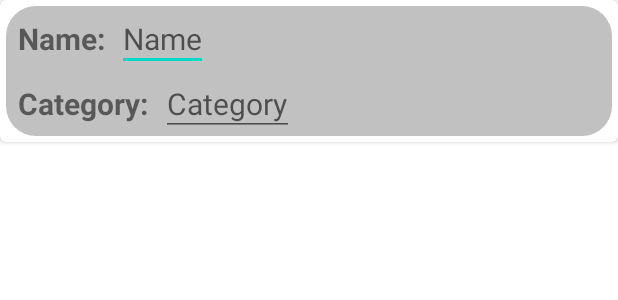
After one commit to ndbautista100/MyScratchApp, an Android app: the layout activity_add_ingredient_to_list.xml on its own in the app's theme, with its tools: preview values and no code run, on a phone screen of 412 x 824 dp. The commit adds this screen. Shown: the top 300 px of the screen. Run offline under Robolectric (Android 15) with nearby library versions, the phone set to English and light mode, and no system bars.

Commit message:
Ingredients List works. Saves to the database, and updates with adding and deletes.

```diff
--- a/login_screen/app/src/main/java/com/example/scratchappfeature/ScratchNotesActivity.java
+++ b/login_screen/app/src/main/java/com/example/scratchappfeature/ScratchNotesActivity.java
@@ -22,6 +22,7 @@ import com.google.firebase.auth.FirebaseAuth;
 import com.google.firebase.firestore.DocumentReference;
 import com.google.firebase.firestore.DocumentSnapshot;
 import com.google.firebase.firestore.FirebaseFirestore;
+import com.google.firebase.firestore.Query;
 import com.google.firebase.firestore.QueryDocumentSnapshot;
 import com.google.firebase.firestore.QuerySnapshot;
 import com.squareup.picasso.Picasso;
@@ -173,8 +174,7 @@ public class ScratchNotesActivity extends AppCompatActivity {
         }
     }
 
-    private void getSavedRecipes(ArrayList<Recipe> user_recipes) {
-        //Get the user's profile
+    private void getSavedRecipes(ArrayList<Recipe> user_recipes) {    //Get the user's profile
         db.collection("profile")
                 .whereEqualTo("userID", userID)
                 .get()
--- a/login_screen/app/src/main/java/com/example/scratchappfeature/ViewOtherRecipe.java
+++ b/login_screen/app/src/main/java/com/example/scratchappfeature/ViewOtherRecipe.java
@@ -1,6 +1,5 @@
 package com.example.scratchappfeature;
 
-import android.content.Context;
 import android.content.Intent;
 import android.os.Bundle;
 import android.util.Log;
@@ -17,20 +16,15 @@ import androidx.constraintlayout.widget.ConstraintLayout;
 import androidx.fragment.app.FragmentManager;
 
 import com.google.firebase.auth.FirebaseAuth;
-import com.google.firebase.database.DatabaseReference;
-import com.google.firebase.database.FirebaseDatabase;
 import com.google.firebase.firestore.DocumentReference;
 import com.google.firebase.firestore.DocumentSnapshot;
 import com.google.firebase.firestore.FieldValue;
 import com.google.firebase.firestore.FirebaseFirestore;
-import com.google.firebase.firestore.SetOptions;
-import com.google.firebase.firestore.Source;
 import com.squareup.picasso.Picasso;
 
 import java.util.HashMap;
 import java.util.Map;
 
-import classes.Profile;
 import classes.Recipe;
 
 public class ViewOtherRecipe extends AppCompatActivity {
--- /dev/null
+++ b/login_screen/app/src/main/res/drawable/ingredients_background.xml
@@ -0,0 +1,7 @@
+<?xml version="1.0" encoding="utf-8"?>
+<shape xmlns:android="http://schemas.android.com/apk/res/android"
+    android:shape="rectangle">
+    <solid android:color="#C1C1C1"/>
+    <corners android:radius="20dp"/>
+
+</shape>
--- /dev/null
+++ b/login_screen/app/src/main/res/layout/activity_add_ingredient_to_list.xml
@@ -0,0 +1,67 @@
+<?xml version="1.0" encoding="utf-8"?>
+<androidx.cardview.widget.CardView xmlns:android="http://schemas.android.com/apk/res/android"
+    xmlns:app="http://schemas.android.com/apk/res-auto"
+    android:id="@+id/ingredientRVItem"
+    android:layout_width="match_parent"
+    android:layout_height="wrap_content"
+    android:layout_marginBottom="4dp"
+    android:longClickable="true"
+    app:cardCornerRadius="4dp">
+
+    <androidx.constraintlayout.widget.ConstraintLayout
+        android:layout_width="match_parent"
+        android:layout_height="wrap_content"
+        android:layout_margin="4dp"
+        android:background="@drawable/ingredients_background"
+        >
+
+        <TextView
+            android:id="@+id/ingredientListNameTitle"
+            android:layout_width="wrap_content"
+            android:layout_height="wrap_content"
+            android:padding="8dp"
+            android:text="Name:"
+            android:textSize="20sp"
+            android:textStyle="bold"
+            app:layout_constraintStart_toStartOf="parent"
+            app:layout_constraintTop_toTopOf="parent"
+            />
+
+
+        <TextView
+            android:id="@+id/ingredientsListCategoryTitle"
+            android:layout_width="wrap_content"
+            android:layout_height="wrap_content"
+            android:padding="8dp"
+            android:text="Category:"
+            android:textSize="20sp"
+            android:textStyle="bold"
+            app:layout_constraintStart_toStartOf="parent"
+            app:layout_constraintTop_toBottomOf="@id/ingredientListNameTitle" />
+
+        <EditText
+            android:id="@+id/ingredientListNameET"
+            android:layout_width="wrap_content"
+            android:layout_height="wrap_content"
+            android:paddingVertical="8dp"
+            android:hint="Name"
+            android:textSize="20sp"
+            app:layout_constraintStart_toEndOf="@id/ingredientListNameTitle"
+            app:layout_constraintTop_toTopOf="parent"
+            />
+
+        <EditText
+            android:id="@+id/ingredientsListCategoryET"
+            android:layout_width="wrap_content"
+            android:layout_height="wrap_content"
+            android:paddingVertical="8dp"
+            android:hint="Category"
+            android:textSize="20sp"
+            app:layout_constraintStart_toEndOf="@id/ingredientsListCategoryTitle"
+            app:layout_constraintTop_toBottomOf="@id/ingredientListNameET" />
+
+
+
+    </androidx.constraintlayout.widget.ConstraintLayout>
+
+</androidx.cardview.widget.CardView>
```
Also changed, not shown: login_screen/app/src/main/AndroidManifest.xml (+7 -0 lines), login_screen/app/src/main/java/classes/AddIngredientListDialog.java (added, +62 -0 lines), login_screen/app/src/main/java/classes/Profile.java (+13 -4 lines), login_screen/app/src/main/java/com/example/scratchappfeature/IngredientListActivity.java (added, +133 -0 lines), login_screen/app/src/main/java/com/example/scratchappfeature/IngredientsRVAdapter.java (added, +123 -0 lines), login_screen/app/src/main/java/com/example/scratchappfeature/MainActivity.java (+8 -0 lines), login_screen/app/src/main/res/layout/activity_ingredients_list.xml (added, +37 -0 lines), login_screen/app/src/main/res/layout/ingredient_rv_item.xml (added, +67 -0 lines), login_screen/app/src/main/res/menu/menu_ingredient_list.xml (added, +15 -0 lines), login_screen/app/src/main/res/menu/menu_main.xml (+7 -1 lines).
